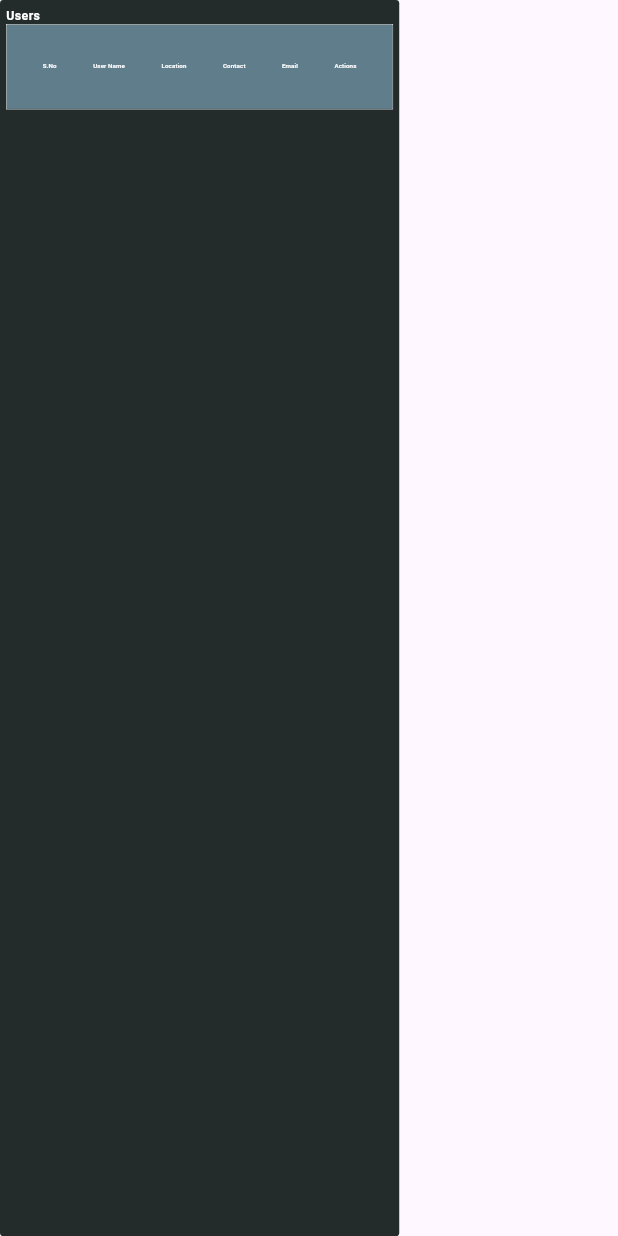
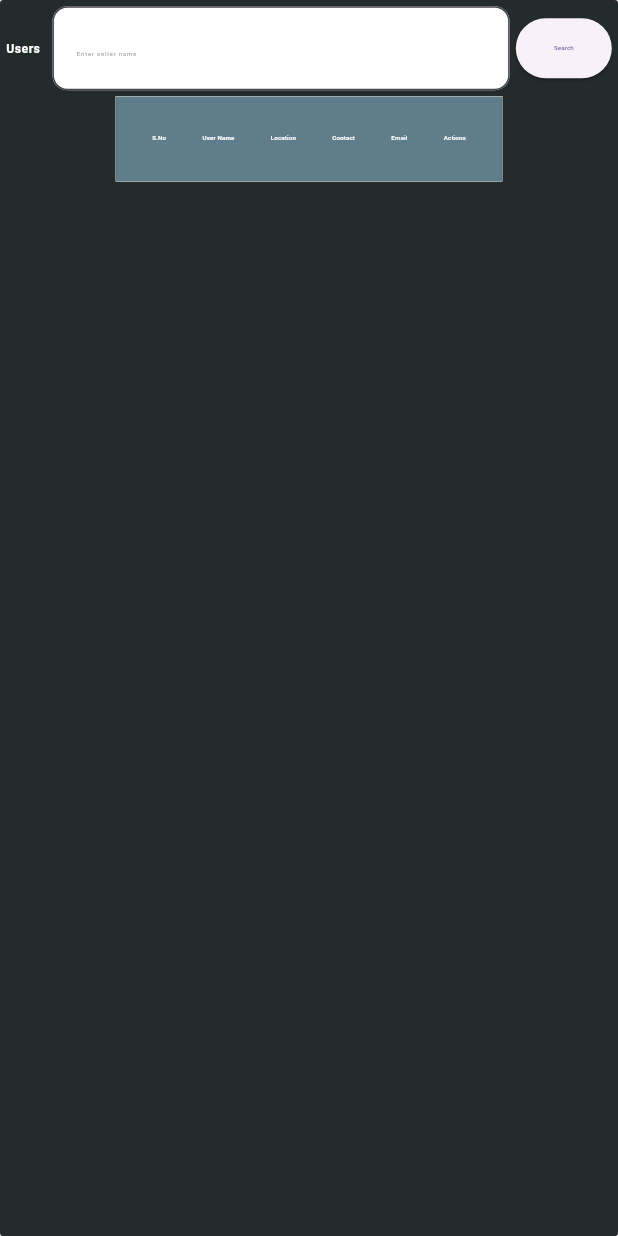
Before and after one commit to hijasahamed/Auto-Mates-Admin, a Flutter app: the UsersTable widget shown alone on an empty page, opened directly with empty values, on a phone screen of 412 x 824 dp. Run offline on Flutter 3.47's test engine with Material 3 defaults, Android fonts, the light colour scheme and no system bars; our stand-ins replace cloud_firestore, firebase_core, fl_chart, get, rxdart; accounts and stored records are empty; statements that could not run were skipped.

Commit message:
latest update push

```diff
--- a/lib/controller/admin_controllers.dart
+++ b/lib/controller/admin_controllers.dart
@@ -32,6 +32,25 @@ class AdminUserController extends GetxController {
     update();
   }
 
+  var userSearchQuery = ''.obs;
+
+  void updateSearchQuery(String query) {
+    userSearchQuery.value = query.toLowerCase();
+  }
+
+  List<Map<String, dynamic>> getFilteredSellers(List<Map<String, dynamic>> allUsers) {
+    if (userSearchQuery.isEmpty) {
+      return allUsers;
+    } else {
+      return allUsers.where((user) {
+        return user['userName']
+            .toString()
+            .toLowerCase()
+            .contains(userSearchQuery.value);
+      }).toList();
+    }
+  }
+
 }
 
 class AdminSellerController extends GetxController{
@@ -56,4 +75,25 @@ class AdminSellerController extends GetxController{
     currentPage.value--;
     update();
   }
+
+
+  var searchQuery = ''.obs;
+
+  void updateSearchQuery(String query) {
+    searchQuery.value = query.toLowerCase();
+  }
+
+  List<Map<String, dynamic>> getFilteredSellers(List<Map<String, dynamic>> allSellers) {
+    if (searchQuery.isEmpty) {
+      return allSellers;
+    } else {
+      return allSellers.where((seller) {
+        return seller['companyName']
+            .toString()
+            .toLowerCase()
+            .contains(searchQuery.value);
+      }).toList();
+    }
+  }
+
 }
--- a/lib/view/users_screen/users_table/users_table.dart
+++ b/lib/view/users_screen/users_table/users_table.dart
@@ -3,6 +3,7 @@ import 'package:auto_mates_admin/view/common_widgets/colors.dart';
 import 'package:auto_mates_admin/view/common_widgets/text_widget.dart';
 import 'package:auto_mates_admin/view/users_screen/block_unblock_button/block_unblock_button.dart';
 import 'package:flutter/material.dart';
+import 'package:get/get.dart';
 
 class UsersTable extends StatelessWidget {
   const UsersTable(
@@ -27,19 +28,58 @@ class UsersTable extends StatelessWidget {
         child: Padding(
           padding: EdgeInsets.all(screenSize.width / 100),
           child: Column(
-            crossAxisAlignment: CrossAxisAlignment.start,
+            crossAxisAlignment: CrossAxisAlignment.center,
             children: [
-              TextWidget(
-                text: 'Users',
-                color: colorWhite,
-                size: screenSize.width / 50,
-                weight: FontWeight.bold,
+              Row(
+                children: [
+                  TextWidget(
+                    text: 'Users',
+                    color: colorWhite,
+                    size: screenSize.width / 50,
+                    weight: FontWeight.bold,
+                  ),
+                  SizedBox(width: screenSize.width / 50),
+                  Expanded(
+                    child: TextField(
+                      onChanged: (value) =>
+                          adminUserController.updateSearchQuery(value),
+                      decoration: InputDecoration(
+                        hintText: 'Enter seller name',
+                        hintStyle: TextStyle(
+                          color: Colors.grey,
+                          fontSize: screenSize.width / 100,
+                        ),
+                        filled: true,
+                        fillColor: Colors.white,
+                        border: OutlineInputBorder(
+                          borderRadius: BorderRadius.circular(10),
+                        ),
+                      ),
+                    ),
+                  ),
+                  SizedBox(width: screenSize.width / 100),
+                  ElevatedButton(
+                    onPressed: () {
+                      adminUserController.updateSearchQuery(
+                          adminUserController.userSearchQuery.value);
+                    },
+                    child: Text(
+                      'Search',
+                      style: TextStyle(fontSize: screenSize.width / 100),
+                    ),
+                  ),
+                ],
               ),
+              SizedBox(height: screenSize.width / 100),
               Expanded(
                 child: SingleChildScrollView(
                   child: SingleChildScrollView(
                     scrollDirection: Axis.horizontal,
-                    child: DataTable(
+                    child: Obx(() {
+                      final filteredUsers = adminUserController
+                          .getFilteredSellers(displayedUsers);
+
+                      return DataTable(
                       dividerThickness: .1,
                       decoration: BoxDecoration(
                         border: Border.all(width: .4, color: colorWhite),
@@ -96,9 +136,9 @@ class UsersTable extends StatelessWidget {
                           ),
                         ),
                       ],
-                      rows: List<DataRow>.generate(displayedUsers.length,
+                      rows: List<DataRow>.generate(filteredUsers.length,
                           (index) {
-                        final user = displayedUsers[index];
+                        final user = filteredUsers[index];
                         final serialNumber =
                             (adminUserController.currentPage.value *
                                     adminUserController.rowsPerPage +
@@ -140,7 +180,8 @@ class UsersTable extends StatelessWidget {
                           ],
                         );
                       }).toList(),
-                    ),
+                    );
+                    },)
                   ),
                 ),
               ),
```
Also changed, not shown: lib/view/sellers_screen/sellers_table/sellers_table.dart (+57 -8 lines).
